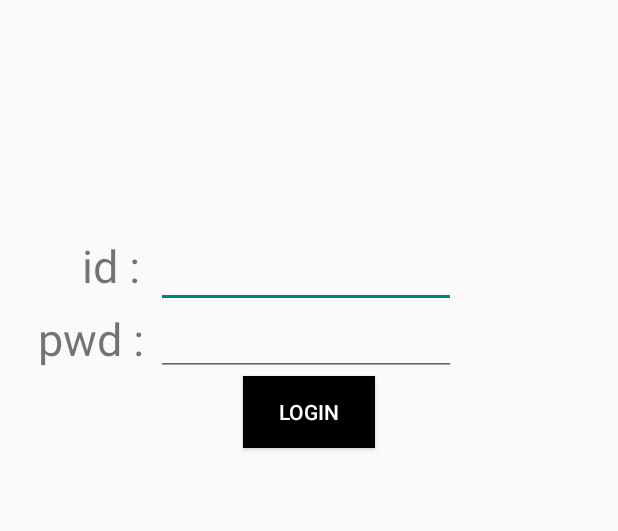
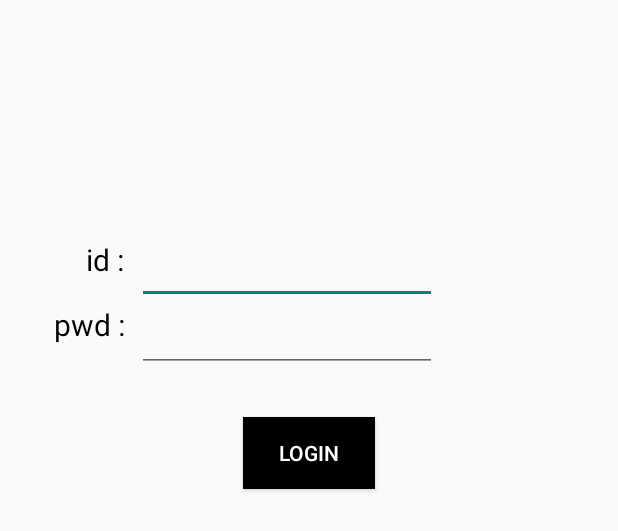
Before and after one commit to jisu9406/TenantManager, an Android app: the layout fragment_login.xml on its own in the app's theme, with its tools: preview values and no code run, on a phone screen of 412 x 824 dp. Shown: the top 531 px of the screen. Run offline under Robolectric (Android 15) with nearby library versions, the phone set to English and light mode, and no system bars.

```diff
--- a/app/src/main/res/layout/fragment_login.xml
+++ b/app/src/main/res/layout/fragment_login.xml
@@ -12,7 +12,8 @@
         android:layout_width="wrap_content"
         android:layout_height="wrap_content"
         android:text="id : "
-        android:textSize="30dp"
+        android:textSize="20dp"
+        android:textColor="@color/Black"
         app:layout_constraintBottom_toBottomOf="parent"
         app:layout_constraintEnd_toEndOf="parent"
         app:layout_constraintStart_toStartOf="parent"
@@ -24,11 +25,12 @@
         android:id="@+id/pwd_textview"
         android:layout_width="wrap_content"
         android:layout_height="wrap_content"
-        android:layout_marginTop="8dp"
+        android:layout_marginTop="16dp"
         android:text="pwd : "
-        android:textSize="30dp"
+        android:textColor="@color/Black"
+        android:textSize="20dp"
         app:layout_constraintEnd_toEndOf="parent"
-        app:layout_constraintHorizontal_bias="0.075"
+        app:layout_constraintHorizontal_bias="0.1"
         app:layout_constraintStart_toStartOf="parent"
         app:layout_constraintTop_toBottomOf="@+id/id_textview" />
 
@@ -36,7 +38,6 @@
         android:id="@+id/id_edittext"
         android:layout_width="200dp"
         android:layout_height="wrap_content"
-
         app:layout_constraintBottom_toTopOf="@+id/pwd_textview"
         app:layout_constraintEnd_toEndOf="parent"
         app:layout_constraintHorizontal_bias="0.03"
@@ -55,12 +56,12 @@
         android:id="@+id/login_button"
         android:layout_width="wrap_content"
         android:layout_height="wrap_content"
+        android:layout_marginTop="30dp"
+        android:background="@color/Black"
         android:text="Login"
-        android:background="@color/Black"
         android:textColor="@color/White"
         app:layout_constraintEnd_toEndOf="parent"
         app:layout_constraintHorizontal_bias="0.5"
-        app:layout_constraintVertical_bias="0.9"
         app:layout_constraintStart_toStartOf="parent"
         app:layout_constraintTop_toBottomOf="@+id/pwd_edittext" />
 
```
Also changed, not shown: app/src/main/java/com/jisu/tenantmanager/IntroActivity.java (+6 -3 lines).
